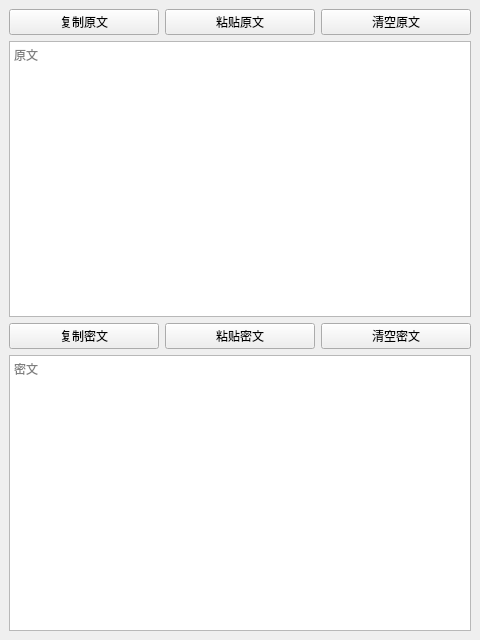
First picture: the form in mainwindow.ui, repository githubwcnm/githubwcnm.github.io, before the edit.
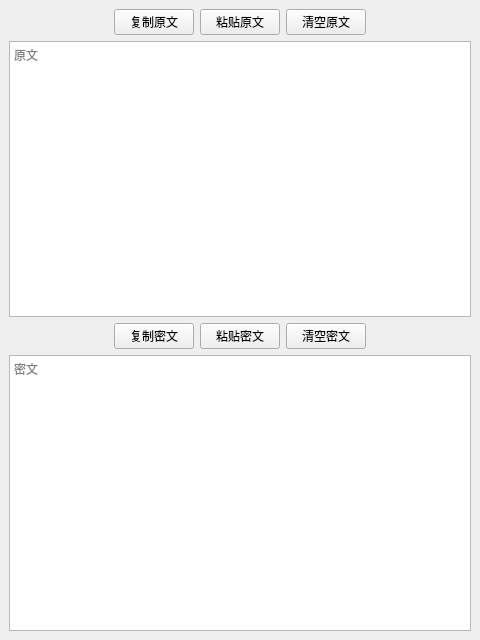
Second picture: the form after the edit. Icons and pictures are not drawn.

What changed in the file:
```diff
--- a/mainwindow.ui
+++ b/mainwindow.ui
@@ -21,6 +21,19 @@
    <layout class="QVBoxLayout" name="verticalLayout">
     <item>
      <layout class="QHBoxLayout" name="horizontalLayout">
+      <item>
+       <spacer name="horizontalSpacer">
+        <property name="orientation">
+         <enum>Qt::Horizontal</enum>
+        </property>
+        <property name="sizeHint" stdset="0">
+         <size>
+          <width>40</width>
+          <height>20</height>
+         </size>
+        </property>
+       </spacer>
+      </item>
       <item>
        <widget class="QPushButton" name="copyLeft">
         <property name="text">
@@ -42,6 +55,19 @@
         </property>
        </widget>
       </item>
+      <item>
+       <spacer name="horizontalSpacer_2">
+        <property name="orientation">
+         <enum>Qt::Horizontal</enum>
+        </property>
+        <property name="sizeHint" stdset="0">
+         <size>
+          <width>40</width>
+          <height>20</height>
+         </size>
+        </property>
+       </spacer>
+      </item>
      </layout>
     </item>
     <item>
@@ -53,6 +79,19 @@
     </item>
     <item>
      <layout class="QHBoxLayout" name="horizontalLayout_2">
+      <item>
+       <spacer name="horizontalSpacer_3">
+        <property name="orientation">
+         <enum>Qt::Horizontal</enum>
+        </property>
+        <property name="sizeHint" stdset="0">
+         <size>
+          <width>40</width>
+          <height>20</height>
+         </size>
+        </property>
+       </spacer>
+      </item>
       <item>
        <widget class="QPushButton" name="copyRight">
         <property name="text">
@@ -74,6 +113,19 @@
         </property>
        </widget>
       </item>
+      <item>
+       <spacer name="horizontalSpacer_4">
+        <property name="orientation">
+         <enum>Qt::Horizontal</enum>
+        </property>
+        <property name="sizeHint" stdset="0">
+         <size>
+          <width>40</width>
+          <height>20</height>
+         </size>
+        </property>
+       </spacer>
+      </item>
      </layout>
     </item>
     <item>
```
